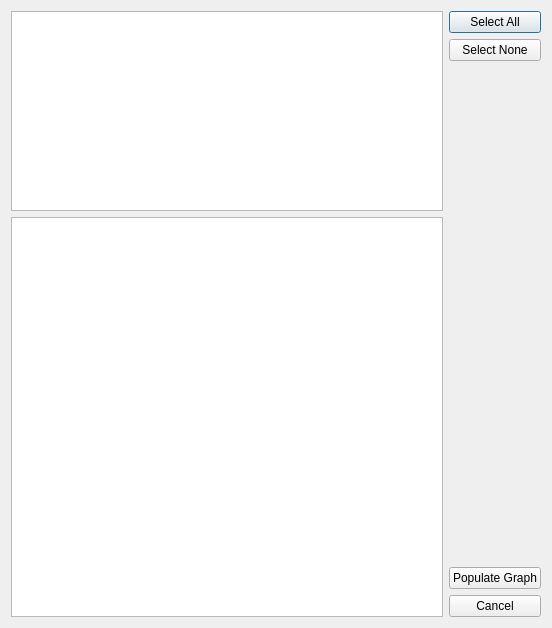
This is src/select_nodes_dialog.ui in kvakvs/xrefgui1 as Qt 5 draws it before an edit. The edited form follows.
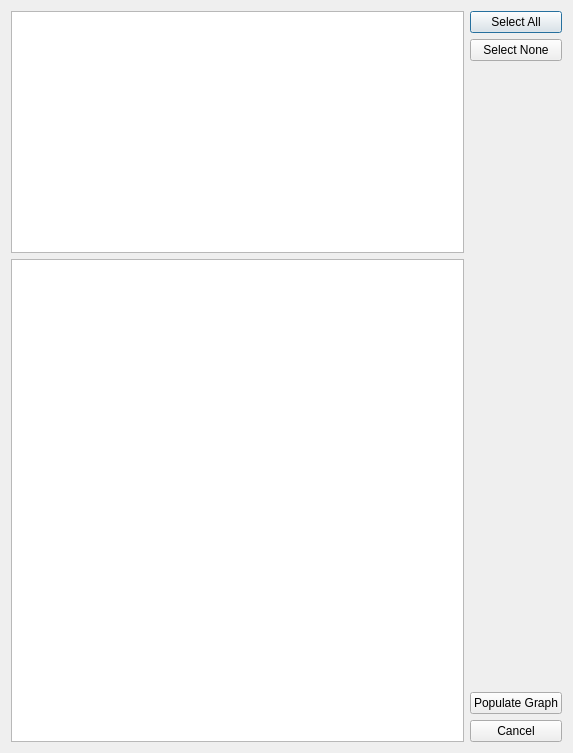
This is the edited form.

```diff
--- a/src/select_nodes_dialog.ui
+++ b/src/select_nodes_dialog.ui
@@ -9,8 +9,8 @@
    <rect>
     <x>0</x>
     <y>0</y>
-    <width>552</width>
-    <height>628</height>
+    <width>573</width>
+    <height>753</height>
    </rect>
   </property>
   <property name="windowTitle">
```
